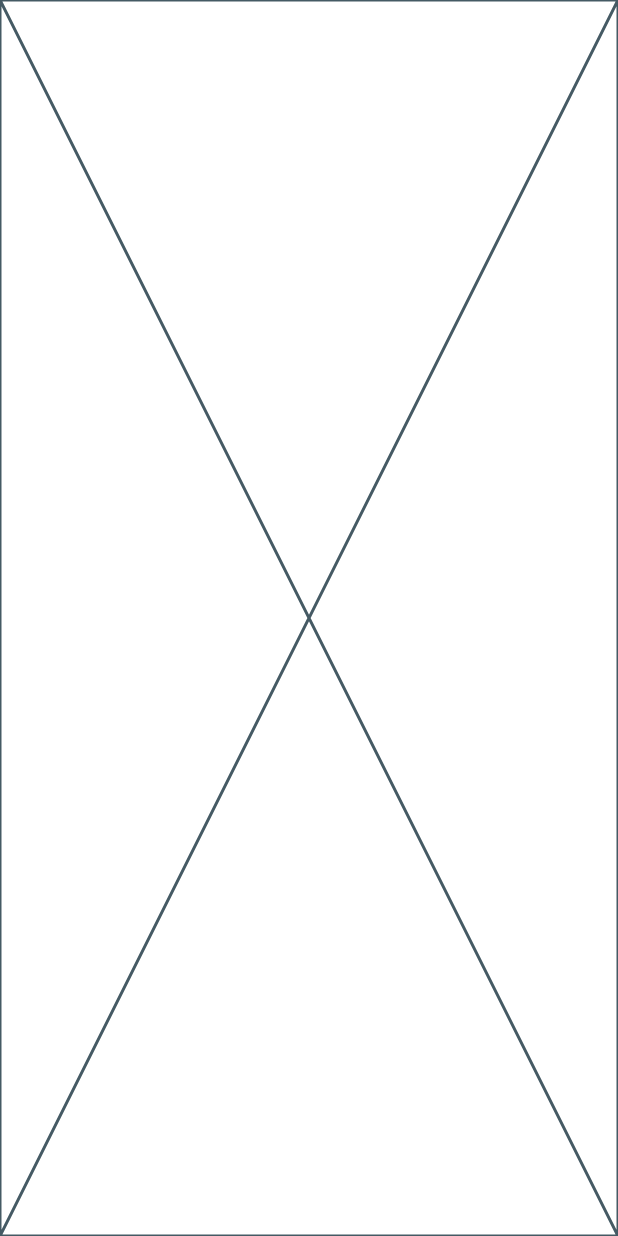
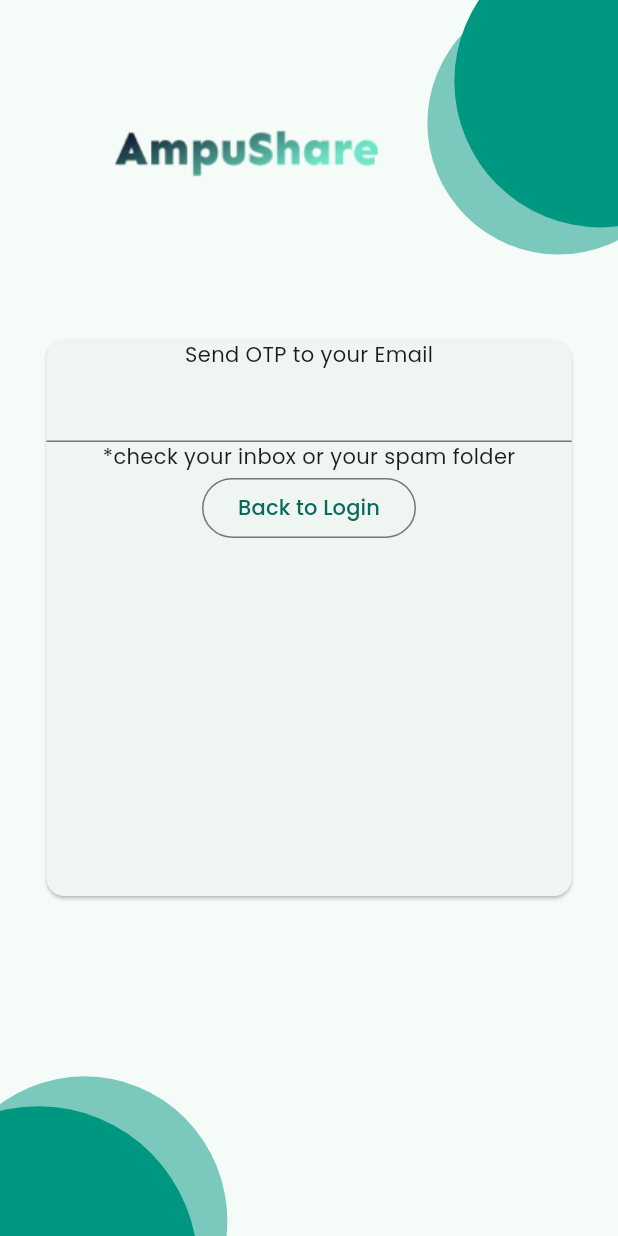
Before and after one commit to whitebunny16/AmpuShare-flutter-poc, a Flutter app: the screen it shows after launch, after a tap on "Forgot Password?", on a phone screen of 412 x 824 dp. Run offline on Flutter 3.47's test engine with Material 3 defaults, Android fonts, the phone set to English and light mode, and no system bars; our stand-ins replace flutter_hooks, image_picker, syncfusion_flutter_datepicker.

Commit message:
UPDATED: Dependencies in pubspec.yaml; ADDED: Forgot Password Pages (unstyled) with required asset

```diff
--- a/lib/pages/forgot_password/forgot_password_page.dart
+++ b/lib/pages/forgot_password/forgot_password_page.dart
@@ -1,3 +1,5 @@
+import 'package:ampushare/pages/login/login_page.dart';
+import 'package:ampushare/widgets/layouts/auth_layout/auth_layout.dart';
 import 'package:flutter/material.dart';
 import 'package:flutter_hooks/flutter_hooks.dart';
 
@@ -6,6 +8,50 @@ class ForgotPasswordPage extends HookWidget {
 
   @override
   Widget build(BuildContext context) {
-    return const Placeholder();
+    double screenWidth = MediaQuery.of(context).size.width;
+    double screenHeight = MediaQuery.of(context).size.height;
+
+    return Scaffold(
+      body: Stack(
+        children: [
+          const AuthLayout(),
+          SingleChildScrollView(
+            child: SizedBox(
+              height: screenHeight,
+              width: screenWidth,
+              child: Column(
+                crossAxisAlignment: CrossAxisAlignment.center,
+                mainAxisAlignment: MainAxisAlignment.center,
+                children: [
+                  Card(
+                    child: SizedBox(
+                      width: screenWidth * 0.85,
+                      height: screenHeight * 0.45,
+                      child: Column(
+                        children: [
+                          Text("Send OTP to your Email"),
+                          TextField(),
+                          Text("*check your inbox or your spam folder"),
+                          OutlinedButton(
+                              onPressed: () {
+                                Navigator.push(
+                                  context,
+                                  MaterialPageRoute(
+                                    builder: (context) => const LoginPage(),
+                                  ),
+                                );
+                              },
+                              child: const Text("Back to Login"))
+                        ],
+                      ),
+                    ),
+                  ),
+                ],
+              ),
+            ),
+          ),
+        ],
+      ),
+    );
   }
 }
--- a/lib/pages/register/register_continue_page.dart
+++ b/lib/pages/register/register_continue_page.dart
@@ -62,7 +62,8 @@ class RegisterContinuePage extends HookWidget {
     void handleCreateAccount() {}
 
     return Scaffold(
-      body: SizedBox(
+      body: SingleChildScrollView(
+        child: SizedBox(
           height: SCREEN_HEIGHT,
           width: SCREEN_WIDTH,
           child: Stack(
@@ -409,6 +410,7 @@ class RegisterContinuePage extends HookWidget {
             ],
           ),
         ),
+      ),
     );
   }
 }
--- /dev/null
+++ b/lib/widgets/layouts/auth_layout/_widgets/BottomStackedCircle.dart
@@ -0,0 +1,49 @@
+import 'package:flutter/material.dart';
+
+class BottomStackedCircle extends StatelessWidget {
+  const BottomStackedCircle({super.key});
+
+  @override
+  Widget build(BuildContext context) {
+    double screenWidth = MediaQuery.of(context).size.width;
+    double screenHeight = MediaQuery.of(context).size.height;
+
+    return Transform(
+      transform: Matrix4.identity()
+        ..translate(screenWidth * 0.15, screenHeight * 0.85)
+        ..rotateZ(3.14),
+      child: SizedBox(
+        width: 232,
+        height: 235,
+        child: Stack(
+          children: [
+            Positioned(
+              left: 19.61,
+              top: 0,
+              child: Container(
+                width: 212.39,
+                height: 215.14,
+                decoration: const ShapeDecoration(
+                  color: Color(0xFF009781),
+                  shape: OvalBorder(),
+                ),
+              ),
+            ),
+            Positioned(
+              left: 0,
+              top: 41.92,
+              child: Container(
+                width: 190.61,
+                height: 193.08,
+                decoration: const ShapeDecoration(
+                  color: Color(0x7F009781),
+                  shape: OvalBorder(),
+                ),
+              ),
+            ),
+          ],
+        ),
+      ),
+    );
+  }
+}
--- /dev/null
+++ b/lib/widgets/layouts/auth_layout/_widgets/TopStackedCircle.dart
@@ -0,0 +1,48 @@
+import 'package:flutter/material.dart';
+
+class TopStackedCircle extends StatelessWidget {
+  const TopStackedCircle({super.key});
+
+  @override
+  Widget build(BuildContext context) {
+    double screenWidth = MediaQuery.of(context).size.width;
+    double screenHeight = MediaQuery.of(context).size.height;
+
+    return Transform(
+      transform: Matrix4.identity()
+        ..translate(screenWidth * 0.45, screenHeight * -0.1),
+      child: SizedBox(
+        width: 213,
+        height: 213,
+        child: Stack(
+          children: [
+            Positioned(
+              left: 18,
+              top: 0,
+              child: Container(
+                width: 195,
+                height: 195,
+                decoration: const ShapeDecoration(
+                  color: Color(0xFF009781),
+                  shape: OvalBorder(),
+                ),
+              ),
+            ),
+            Positioned(
+              left: 0,
+              top: 38,
+              child: Container(
+                width: 175,
+                height: 175,
+                decoration: const ShapeDecoration(
+                  color: Color(0x7F009781),
+                  shape: OvalBorder(),
+                ),
+              ),
+            ),
+          ],
+        ),
+      ),
+    );
+  }
+}
--- /dev/null
+++ b/lib/widgets/layouts/auth_layout/auth_layout.dart
@@ -0,0 +1,39 @@
+import 'package:ampushare/widgets/layouts/auth_layout/_widgets/BottomStackedCircle.dart';
+import 'package:ampushare/widgets/layouts/auth_layout/_widgets/TopStackedCircle.dart';
+import 'package:flutter/cupertino.dart';
+import 'package:flutter/material.dart';
+import 'package:flutter/widgets.dart';
+
+class AuthLayout extends StatelessWidget {
+  const AuthLayout({super.key});
+
+  @override
+  Widget build(BuildContext context) {
+    double screenWidth = MediaQuery.of(context).size.width;
+    double screenHeight = MediaQuery.of(context).size.height;
+    return SizedBox(
+      height: screenHeight,
+      width: screenWidth,
+      child: Column(
+        children: [
+          Transform(
+            transform: Matrix4.identity()
+              ..translate(screenWidth * -0.1, screenHeight * 0.1),
+            child: Container(
+              width: 182,
+              height: 39,
+              decoration: const BoxDecoration(
+                image: DecorationImage(
+                  image: AssetImage("assets/logos/ampushare-gradient.png"),
+                  fit: BoxFit.cover,
+                ),
+              ),
+            ),
+          ),
+          const TopStackedCircle(),
+          const BottomStackedCircle(),
+        ],
+      ),
+    );
+  }
+}
--- a/pubspec.yaml
+++ b/pubspec.yaml
@@ -33,6 +33,7 @@ flutter:
   assets:
     - assets/images/
     - assets/icons/
+    - assets/logos/
 
   fonts:
     - family: Poppins
```
Also changed, not shown: assets/logos/ampushare-gradient.png (added), pubspec.lock. Lines whose indentation alone changed are shown as unchanged.
